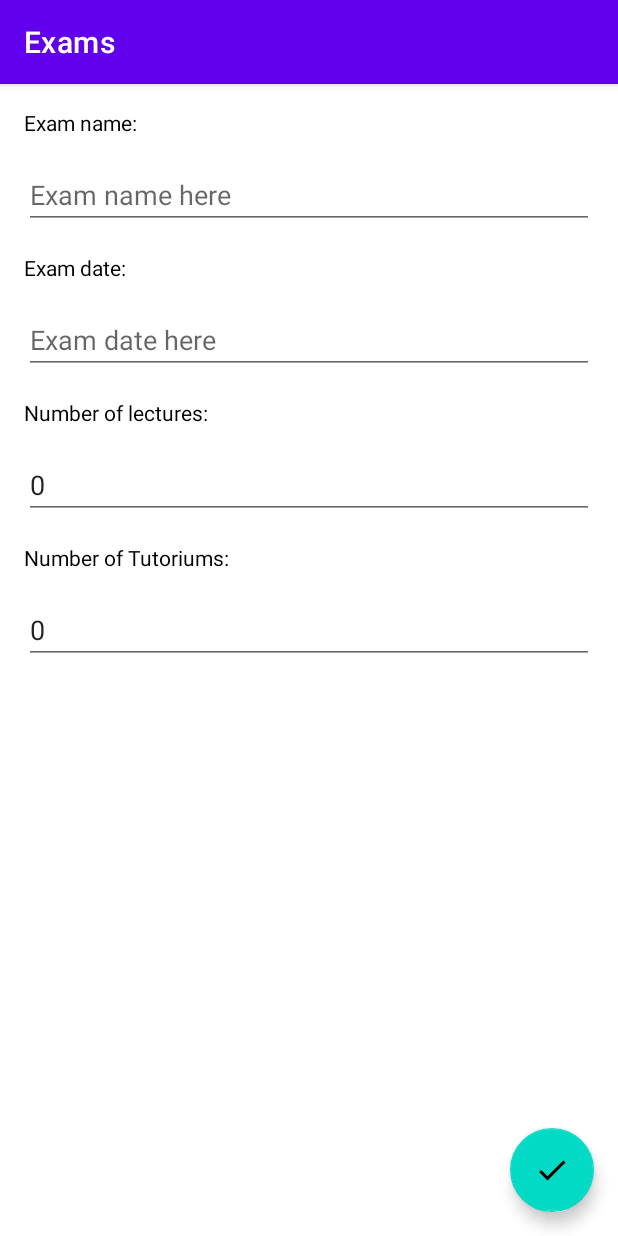
After one commit to felixmeyjr/ExamTrackerAndMore, an Android app: the fragment AddEditExamFragment placed in its activity, on a phone screen of 412 x 824 dp. The commit adds this screen. Run offline under Robolectric (Android 15) with nearby library versions, the phone set to English and light mode, and no system bars; our stand-ins replace Dagger/Hilt's generated code, Room's generated code, navigation-ui; libraries missing offline, so code that uses them is left out: androidx.hilt, androidx.hilt.lifecycle; 1 statement that could not run was skipped.

Commit message:
finished the onitemClick behaviour and #11

```diff
--- a/app/src/main/java/com/example/examtrackerandmore/UI/MainActivity.kt
+++ b/app/src/main/java/com/example/examtrackerandmore/UI/MainActivity.kt
@@ -4,6 +4,10 @@ import android.os.Build
 import androidx.appcompat.app.AppCompatActivity
 import android.os.Bundle
 import androidx.annotation.RequiresApi
+import androidx.navigation.NavController
+import androidx.navigation.fragment.NavHostFragment
+import androidx.navigation.fragment.findNavController
+import androidx.navigation.ui.setupActionBarWithNavController
 import com.example.examtrackerandmore.R
 import com.example.examtrackerandmore.currentDate
 import dagger.hilt.android.AndroidEntryPoint
@@ -12,8 +16,20 @@ import kotlinx.android.synthetic.main.activity_main.*
 
 @AndroidEntryPoint
 class MainActivity : AppCompatActivity() {
+    private lateinit var navController: NavController
+
     override fun onCreate(savedInstanceState: Bundle?) {
         super.onCreate(savedInstanceState)
         setContentView(R.layout.activity_main)
+
+        val navHostFragment =
+            supportFragmentManager.findFragmentById(R.id.nav_host_fragment) as NavHostFragment
+        navController = navHostFragment.findNavController()
+
+        setupActionBarWithNavController(navController)
+    }
+
+    override fun onSupportNavigateUp(): Boolean {
+        return navController.navigateUp() || super.onSupportNavigateUp()
     }
 }
--- /dev/null
+++ b/app/src/main/java/com/example/examtrackerandmore/UI/addeditexam/AddEditExamFragment.kt
@@ -0,0 +1,32 @@
+package com.example.examtrackerandmore.UI.addeditexam
+
+import android.os.Bundle
+import android.view.View
+import androidx.fragment.app.Fragment
+import androidx.fragment.app.viewModels
+import com.example.examtrackerandmore.R
+import com.example.examtrackerandmore.databinding.FragmentAddEditExamBinding
+import dagger.hilt.android.AndroidEntryPoint
+
+@AndroidEntryPoint
+class AddEditExamFragment : Fragment(R.layout.fragment_add_edit_exam) {
+
+    // Obtain the viewmodel component
+    private val viewModel : AddEditExamViewModel by viewModels()
+
+    override fun onViewCreated(view: View, savedInstanceState: Bundle?) {
+        super.onViewCreated(view, savedInstanceState)
+
+        // Inflate view and obtain instance of responding Fragment
+        val binding = FragmentAddEditExamBinding.bind(view)
+
+        // todo fix
+        binding.apply {
+            editTextExamName.setText(viewModel.examName)
+            editTextExamDate.setText(viewModel.examDate)
+            editTextNoLecs.setText(Integer.toString(viewModel.numberLecs))
+            editTextNoTuts.setText(Integer.toString(viewModel.numberTuts))
+
+        }
+    }
+}
--- /dev/null
+++ b/app/src/main/java/com/example/examtrackerandmore/UI/addeditexam/AddEditExamViewModel.kt
@@ -0,0 +1,47 @@
+package com.example.examtrackerandmore.UI.addeditexam
+
+import androidx.hilt.Assisted
+import androidx.hilt.lifecycle.ViewModelInject
+import androidx.lifecycle.SavedStateHandle
+import androidx.lifecycle.ViewModel
+import com.example.examtrackerandmore.data.Exam
+import com.example.examtrackerandmore.data.ExamDataAccessObject
+
+/**
+ * ViewModel holds data of add edit fragment
+ */
+
+class AddEditExamViewModel @ViewModelInject constructor(
+    private val examDao: ExamDataAccessObject,
+    @Assisted private val state: SavedStateHandle // SavedStateHandle saves data temporarily
+) : ViewModel() {
+
+    val exam = state.get<Exam>("exam")
+
+    var examName = state.get<String>("examName") ?: exam?.name ?: "" // catch NULL
+        set(value) {
+        field = value
+        state.set("examName", value)
+        }
+
+    var examDate = state.get<String>("examDate") ?: exam?.date ?: "" // catch NULL
+        set(value) {
+            field = value
+            state.set("examDate", value)
+        }
+
+
+    var numberLecs = state.get<Int>("numberLecs") ?: exam?.no_lecs ?: 0 // catch NULL
+        set(value) {
+            field = value
+            state.set("numberLecs", value)
+        }
+
+    var numberTuts = state.get<Int>("numberTuts") ?: exam?.no_tuts ?: 0 // catch NULL
+        set(value) {
+            field = value
+            state.set("numberTuts", value)
+        }
+
+
+}
--- a/app/src/main/java/com/example/examtrackerandmore/UI/exams/ExamsAdapter.kt
+++ b/app/src/main/java/com/example/examtrackerandmore/UI/exams/ExamsAdapter.kt
@@ -2,6 +2,7 @@ package com.example.examtrackerandmore.UI.exams
 
 import android.view.LayoutInflater
 import android.view.ViewGroup
+import android.widget.AdapterView
 import androidx.recyclerview.widget.DiffUtil
 import androidx.recyclerview.widget.ListAdapter
 import androidx.recyclerview.widget.RecyclerView
@@ -10,10 +11,10 @@ import com.example.examtrackerandmore.databinding.ItemExamBinding
 
 // TODO: 27.01.2021 what does this do? #5
 // extend ListAdapter (extension of Reclycer view)
-class ExamsAdapter : ListAdapter<Exam, ExamsAdapter.ExamsViewHolder>(DiffCallback()) {
+class ExamsAdapter(private val listener: OnItemClickListener) : ListAdapter<Exam, ExamsAdapter.ExamsViewHolder>(DiffCallback()) {
 
+    // TODO: 27.01.2021 add documentation from #5
     override fun onCreateViewHolder(parent: ViewGroup, viewType: Int): ExamsViewHolder {
-        // TODO: 27.01.2021 add documentation from #5
         val binding = ItemExamBinding.inflate(LayoutInflater.from(parent.context), parent, false)
         return ExamsViewHolder(binding)
     }
@@ -23,7 +24,21 @@ class ExamsAdapter : ListAdapter<Exam, ExamsAdapter.ExamsViewHolder>(DiffCallbac
         holder.bind(currentItem) // bind item at correct position with logic below
     }
 
-    class ExamsViewHolder(private val binding: ItemExamBinding) : RecyclerView.ViewHolder(binding.root){
+    inner class ExamsViewHolder(private val binding: ItemExamBinding) : RecyclerView.ViewHolder(binding.root){
+
+        init {
+            binding.apply {
+                root.setOnClickListener {
+                    val position = adapterPosition
+                    if (position != RecyclerView.NO_POSITION) {
+                        val exam = getItem(position)
+                        listener.onItemClick(exam)
+                    }
+                }
+                // TODO #10 maybe add other items
+                }
+            }
+
 
         // which data should get in which view -> id
         fun bind(exam: Exam) {
@@ -39,6 +54,10 @@ class ExamsAdapter : ListAdapter<Exam, ExamsAdapter.ExamsViewHolder>(DiffCallbac
         }
     }
 
+    interface OnItemClickListener {
+        fun onItemClick(exam: Exam)
+    }
+
     class DiffCallback : DiffUtil.ItemCallback<Exam>() {
         override fun areItemsTheSame(oldItem: Exam, newItem: Exam) = oldItem.id == newItem.id
 
@@ -46,5 +65,4 @@ class ExamsAdapter : ListAdapter<Exam, ExamsAdapter.ExamsViewHolder>(DiffCallbac
             oldItem == newItem // == because data class (which has comparison function)
 
     }
-
 }
--- /dev/null
+++ b/app/src/main/java/com/example/examtrackerandmore/UI/util/Utils.kt
@@ -0,0 +1,5 @@
+package com.example.examtrackerandmore.UI.util
+
+// Turns statement into expression
+val <T> T.exhaustive: T
+    get() = this
--- a/app/src/main/res/layout/fragment_add_exam.xml
+++ b/app/src/main/res/layout/fragment_add_edit_exam.xml
@@ -1,7 +1,9 @@
 <?xml version="1.0" encoding="utf-8"?>
 <androidx.coordinatorlayout.widget.CoordinatorLayout xmlns:android="http://schemas.android.com/apk/res/android"
     android:layout_width="match_parent"
-    android:layout_height="match_parent">
+    android:layout_height="match_parent"
+    xmlns:tools="http://schemas.android.com/tools"
+    tools:context=".UI.addeditexam.AddEditExamFragment">
 
     <LinearLayout
         android:layout_width="match_parent"
--- a/app/src/main/res/navigation/nav_graph.xml
+++ b/app/src/main/res/navigation/nav_graph.xml
@@ -8,6 +8,24 @@
     <fragment
         android:id="@+id/examsFragment"
         android:name="com.example.examtrackerandmore.UI.exams.ExamsFragment"
-        android:label="fragment_exams_overview"
-        tools:layout="@layout/fragment_exams_overview" />
+        android:label="Exams"
+        tools:layout="@layout/fragment_exams_overview">
+        <action
+            android:id="@+id/action_examsFragment_to_addEditExamFragment"
+            app:destination="@id/addEditExamFragment" />
+    </fragment>
+    <fragment
+        android:id="@+id/addEditExamFragment"
+        android:name="com.example.examtrackerandmore.UI.addeditexam.AddEditExamFragment"
+        android:label="{title}"
+        tools:layout="@layout/fragment_add_edit_exam" >
+        <argument
+            android:name="exam"
+            app:argType="com.example.examtrackerandmore.data.Exam"
+            app:nullable="true"
+            android:defaultValue="@null" />
+        <argument
+            android:name="title"
+            app:argType="string" />
+    </fragment>
 </navigation>
```
Also changed, not shown: app/src/main/java/com/example/examtrackerandmore/UI/exams/ExamViewModel.kt (+16 -1 lines), app/src/main/java/com/example/examtrackerandmore/UI/exams/ExamsFragment.kt (+35 -10 lines).
